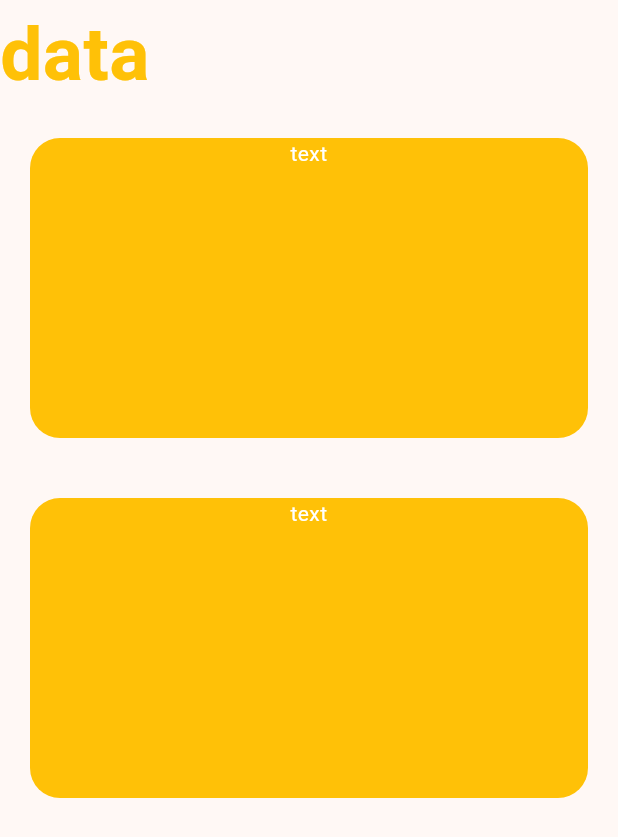
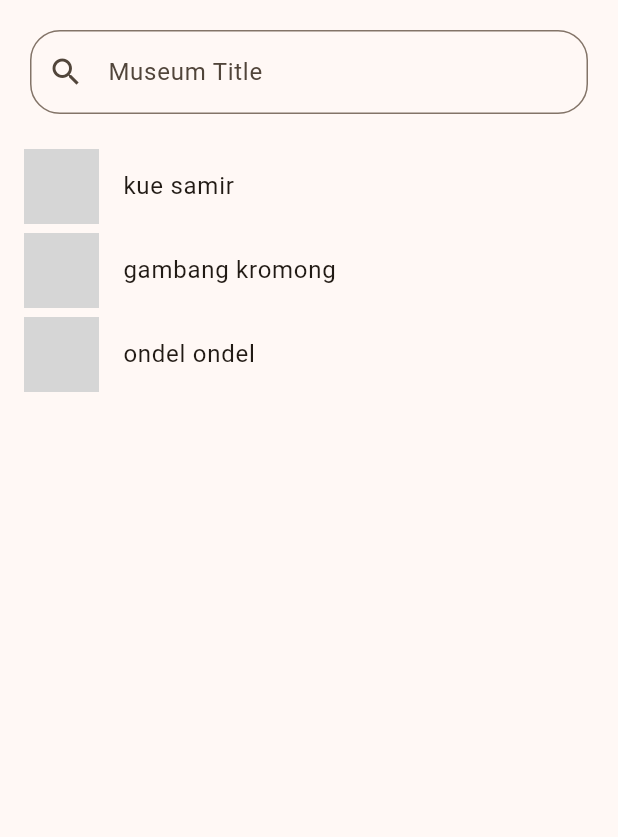
Before and after one commit to xramadhann/SIBEN, a Flutter app: the screen it shows after launch, on a phone screen of 412 x 824 dp. Shown: the top 837 px of the screen. Run offline on Flutter 3.47's test engine with Material 3 defaults, Android fonts, the phone set to English and light mode, and no system bars; network calls fail; grey boxes are pictures that could not be loaded.

Commit message:
feat : add viewmodels for listview builder

```diff
--- a/siben/lib/homepage.dart
+++ b/siben/lib/homepage.dart
@@ -1,6 +1,6 @@
 // ignore_for_file: prefer_const_constructors, library_private_types_in_public_api
 import 'package:flutter/material.dart';
-import 'package:siben/detailEvent.dart';
+import 'package:siben/viewmodels/museumTitle.dart';
 
 class Homepage extends StatefulWidget {
   const Homepage({Key? key}) : super(key: key);
@@ -10,60 +10,58 @@ class Homepage extends StatefulWidget {
 }
 
 class _HomepageState extends State<Homepage> {
+  final controller = TextEditingController();
+
+  List<Museum> museums = allMuseums;
+
   @override
   Widget build(BuildContext context) {
     return Scaffold(
-      body: ListView(
-        children: [
-          Text(
-            "data",
-            style: TextStyle(
-                color: Colors.amber, fontSize: 50, fontWeight: FontWeight.bold),
-          ),
-          Padding(
-            padding: const EdgeInsets.all(20.0),
-            child: GestureDetector(
-              onTap: () {
-                Navigator.push(context,
-                    MaterialPageRoute(builder: (context) => DetailEvent()));
-              },
-              child: Container(
-                decoration: BoxDecoration(
+      body: Column(
+        children: <Widget>[
+          Container(
+            margin: EdgeInsets.all(20),
+            child: TextField(
+              controller: controller,
+              decoration: InputDecoration(
+                prefixIcon: const Icon(Icons.search),
+                hintText: 'Museum Title',
+                border: OutlineInputBorder(
                   borderRadius: BorderRadius.circular(20),
-                  color: Colors.amber,
-                ),
-                height: 200,
-                child: const Text(
-                  "text",
-                  style: TextStyle(color: Colors.white),
-                  textAlign: TextAlign.center,
+                  borderSide: BorderSide(color: Colors.amber),
                 ),
               ),
+              onChanged: searchMuseum,
             ),
           ),
-          Padding(
-            padding: const EdgeInsets.all(20.0),
-            child: GestureDetector(
-              onTap: () {
-                Navigator.push(context,
-                    MaterialPageRoute(builder: (context) => DetailEvent()));
+          Expanded(
+            child: ListView.builder(
+              itemCount: museums.length,
+              itemBuilder: (context, index) {
+                final museum = museums[index];
+                return ListTile(
+                  leading: Image.network(
+                    museum.urlImage,
+                    fit: BoxFit.cover,
+                    width: 50,
+                    height: 50,
+                  ),
+                  title: Text(museum.title),
+                );
               },
-              child: Container(
-                decoration: BoxDecoration(
-                  borderRadius: BorderRadius.circular(20),
-                  color: Colors.amber,
-                ),
-                height: 200,
-                child: const Text(
-                  "text",
-                  style: TextStyle(color: Colors.white),
-                  textAlign: TextAlign.center,
-                ),
-              ),
             ),
-          ),
+          )
         ],
       ),
     );
   }
+
+  void searchMuseum(String query) {
+    final suggestions = allMuseums.where((museum) {
+      final museumTitle = museum.title.toLowerCase();
+      final input = query.toLowerCase();
+      return museumTitle.contains(input);
+    }).toList();
+    setState(() => museums = suggestions);
+  }
 }
--- /dev/null
+++ b/siben/lib/viewmodels/museumTitle.dart
@@ -0,0 +1,14 @@
+class Museum {
+  final String title;
+  final String urlImage;
+  const Museum({
+    required this.title,
+    required this.urlImage,
+  });
+}
+
+const allMuseums = [
+  Museum(title: "kue samir", urlImage: "urlImage"),
+  Museum(title: "gambang kromong", urlImage: "urlImage"),
+  Museum(title: "ondel ondel", urlImage: "urlImage"),
+];
```
